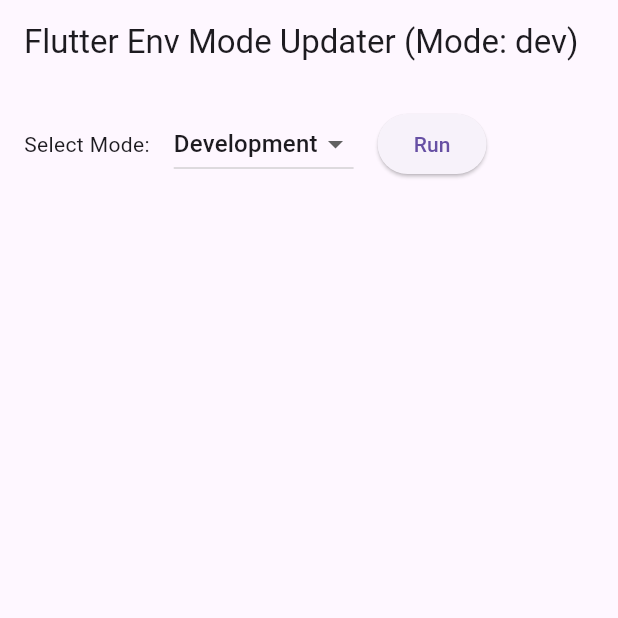
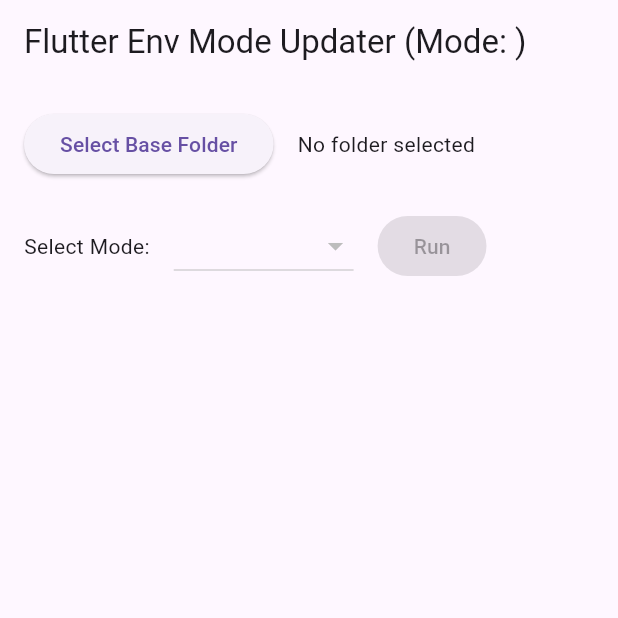
Before and after one commit to tcjan/flutter_env_mode_updater, a Flutter app: the screen it shows after launch, on a phone screen of 412 x 824 dp, the top half of it. Run offline on Flutter 3.47's test engine with Material 3 defaults, Android fonts, the phone set to English and light mode, and no system bars; our stand-ins replace file_picker, yaml.

Commit message:
feat: selectable base folder

```diff
--- a/lib/main.dart
+++ b/lib/main.dart
@@ -2,6 +2,8 @@
 import 'package:flutter/material.dart';
 import 'package:path/path.dart' as p;
 import 'package:yaml/yaml.dart';
+import 'package:file_picker/file_picker.dart';
+
 import 'package:flutter_env_mode_updater/env_mode_logic.dart';
 
 class EnvModeApp extends StatelessWidget {
@@ -28,20 +30,42 @@
 
 class _EnvModeHomePageState extends State<EnvModeHomePage> {
   String _log = '';
-  String _currentMode = 'dev'; // default to dev
+  String _currentMode = ''; // default to dev
+
+  /// The user-selected base folder. If null, we fall back to Directory.current.
+  Directory? _selectedBaseFolder;
+  bool _configExists = false;
 
   @override
   void initState() {
     super.initState();
-    _loadCurrentMode();
+    // By default, we won't load anything until user picks a folder,
+    // but if you want to start with Directory.current:
+    // _selectedBaseFolder = Directory.current;
+    // _loadCurrentMode();
   }
 
+  /// Returns the effective root directory in use,
+  /// either the user-selected one or Directory.current if none chosen.
+  Directory get effectiveRootDir => _selectedBaseFolder ?? Directory.current;
+
+  /// Check whether env_mode_config.yaml exists in the selected folder,
+  /// and if so, load and set the current mode. If not, set _configExists = false.
   Future<void> _loadCurrentMode() async {
-    final rootDir = Directory.current;
-    final configFilePath = p.join(rootDir.path, 'env_mode_config.yaml');
+    final configFilePath =
+        p.join(effectiveRootDir.path, 'env_mode_config.yaml');
     final configFile = File(configFilePath);
 
-    if (configFile.existsSync()) {
+    if (!configFile.existsSync()) {
+      setState(() {
+        _configExists = false;
+        _currentMode = 'dev'; // Reset if you want
+      });
+      return;
+    }
+
+    // Otherwise, config file does exist:
+    _configExists = true;
     final content = configFile.readAsStringSync();
     final yamlObj = loadYaml(content);
     if (yamlObj is YamlMap) {
@@ -52,13 +76,18 @@
           _currentMode = mode;
         });
       }
-      }
+    } else {
+      // If you get here, the file was not valid YAML
+      setState(() {
+        _currentMode = 'dev';
+      });
     }
   }
 
   Future<void> _onToggleMode() async {
-    final rootDir = Directory.current;
-    final result = await toggleEnvMode(_currentMode, rootDir);
+    if (_selectedBaseFolder == null) return;
+
+    final result = await toggleEnvMode(_currentMode, effectiveRootDir);
 
     // After toggling, re-read the file so UI stays in sync with the final state
     await _loadCurrentMode();
@@ -68,8 +97,24 @@
     });
   }
 
+  /// Use file_picker to select a folder. Once selected, we load config from it.
+  Future<void> _onSelectBaseFolder() async {
+    final result = await FilePicker.platform.getDirectoryPath();
+    if (result != null) {
+      setState(() {
+        _selectedBaseFolder = Directory(result);
+      });
+      await _loadCurrentMode();
+    }
+  }
+
   @override
   Widget build(BuildContext context) {
+    final folderPath = _selectedBaseFolder?.path ?? '';
+
+    // Controls are only enabled if a folder is selected.
+    final folderSelected = _selectedBaseFolder != null;
+
     return Scaffold(
       appBar: AppBar(
         title: Text('Flutter Env Mode Updater (Mode: $_currentMode)'),
@@ -78,6 +123,40 @@
         padding: const EdgeInsets.all(16),
         child: Column(
           children: [
+            // First row: the "Select Base Folder" button
+            Row(
+              children: [
+                ElevatedButton(
+                  onPressed: _onSelectBaseFolder,
+                  child: const Text('Select Base Folder'),
+                ),
+                const SizedBox(width: 16),
+                // Show the current folder (if any)
+                Expanded(
+                  child: Text(
+                    folderPath.isEmpty
+                        ? 'No folder selected'
+                        : 'Selected Folder: $folderPath',
+                    overflow: TextOverflow.ellipsis,
+                  ),
+                ),
+              ],
+            ),
+            const SizedBox(height: 20),
+
+            // If a folder is selected but there's no env_mode_config.yaml, show a note:
+            if (folderSelected && !_configExists)
+              Container(
+                padding: const EdgeInsets.symmetric(vertical: 8),
+                child: const Text(
+                  'No env_mode_config.yaml found in this folder.',
+                  style:
+                      TextStyle(fontStyle: FontStyle.italic, color: Colors.red),
+                ),
+              ),
+
+            // Second row: Select Mode & Run button
+            // Disabled if no folder is selected
             Row(
               children: [
                 const Text('Select Mode:'),
@@ -85,27 +164,34 @@
                 DropdownButton<String>(
                   value: _currentMode,
                   items: const [
+                    DropdownMenuItem(value: '', child: Text('')),
                     DropdownMenuItem(value: 'dev', child: Text('Development')),
                     DropdownMenuItem(value: 'publish', child: Text('Publish')),
                   ],
-                  onChanged: (val) {
+                  onChanged: folderSelected
+                      ? (val) {
                           setState(() {
                             _currentMode = val ?? 'dev';
                           });
-                  },
+                        }
+                      : null,
                 ),
                 const SizedBox(width: 16),
                 ElevatedButton(
-                  onPressed: _onToggleMode,
+                  onPressed: folderSelected ? _onToggleMode : null,
                   child: const Text('Run'),
                 ),
               ],
             ),
             const SizedBox(height: 20),
+
+            // The log display
             Expanded(
               child: SingleChildScrollView(
-                child:
-                    Text(_log, style: const TextStyle(fontFamily: 'monospace')),
+                child: Text(
+                  _log,
+                  style: const TextStyle(fontFamily: 'monospace'),
+                ),
               ),
             ),
           ],
--- a/pubspec.yaml
+++ b/pubspec.yaml
@@ -11,6 +11,7 @@
   yaml: ^3.1.0
   path: any
   yaml_writer: any
+  file_picker: ^10.1.2
 
 dev_dependencies:
   flutter_test:
```
Also changed, not shown: pubspec.lock, 1 other file. Lines whose indentation alone changed are shown as unchanged.
